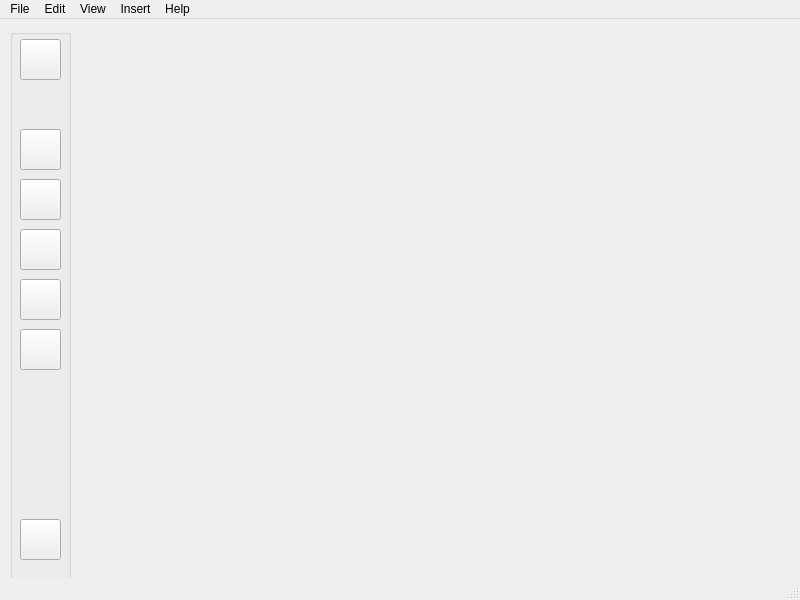
taaps/Virtual-Classroom, file virtualclassroom.ui: the form before one commit.
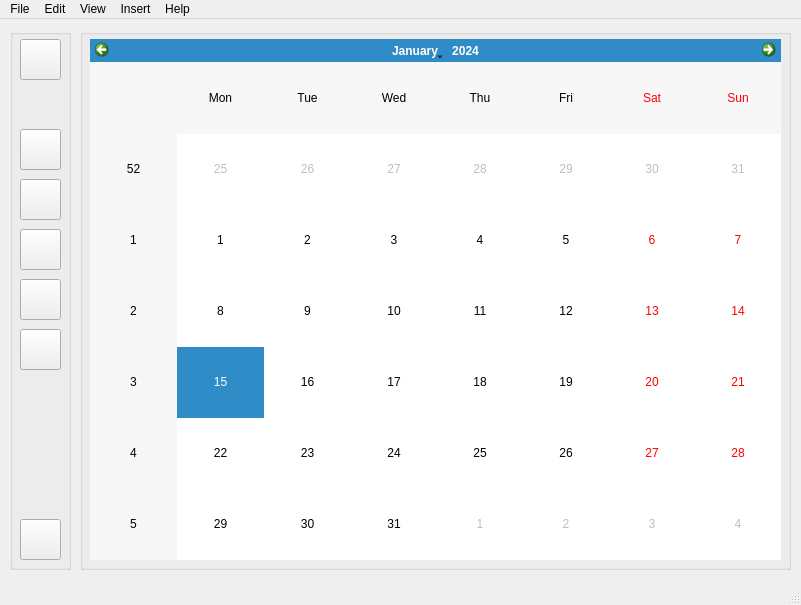
The form after the commit. Icons and pictures are not drawn.

Commit message: Added calendar widget and button functionalities.

Diff of the .ui file:
```diff
--- a/virtualclassroom.ui
+++ b/virtualclassroom.ui
@@ -6,8 +6,8 @@
    <rect>
     <x>0</x>
     <y>0</y>
-    <width>800</width>
-    <height>600</height>
+    <width>801</width>
+    <height>605</height>
    </rect>
   </property>
   <property name="windowTitle">
@@ -20,7 +20,7 @@
       <x>10</x>
       <y>10</y>
       <width>61</width>
-      <height>561</height>
+      <height>541</height>
      </rect>
     </property>
     <property name="title">
@@ -195,13 +195,36 @@
      </property>
     </widget>
    </widget>
+   <widget class="QGroupBox" name="groupBox_2">
+    <property name="geometry">
+     <rect>
+      <x>80</x>
+      <y>10</y>
+      <width>711</width>
+      <height>541</height>
+     </rect>
+    </property>
+    <property name="title">
+     <string/>
+    </property>
+    <widget class="QCalendarWidget" name="calendarWidget">
+     <property name="geometry">
+      <rect>
+       <x>10</x>
+       <y>10</y>
+       <width>691</width>
+       <height>521</height>
+      </rect>
+     </property>
+    </widget>
+   </widget>
   </widget>
   <widget class="QMenuBar" name="menubar">
    <property name="geometry">
     <rect>
      <x>0</x>
      <y>0</y>
-     <width>800</width>
+     <width>801</width>
      <height>21</height>
     </rect>
    </property>
```
Left out of the diff: 3 changed lines with no effect on the pictures. The commit also changes 2 other files.
